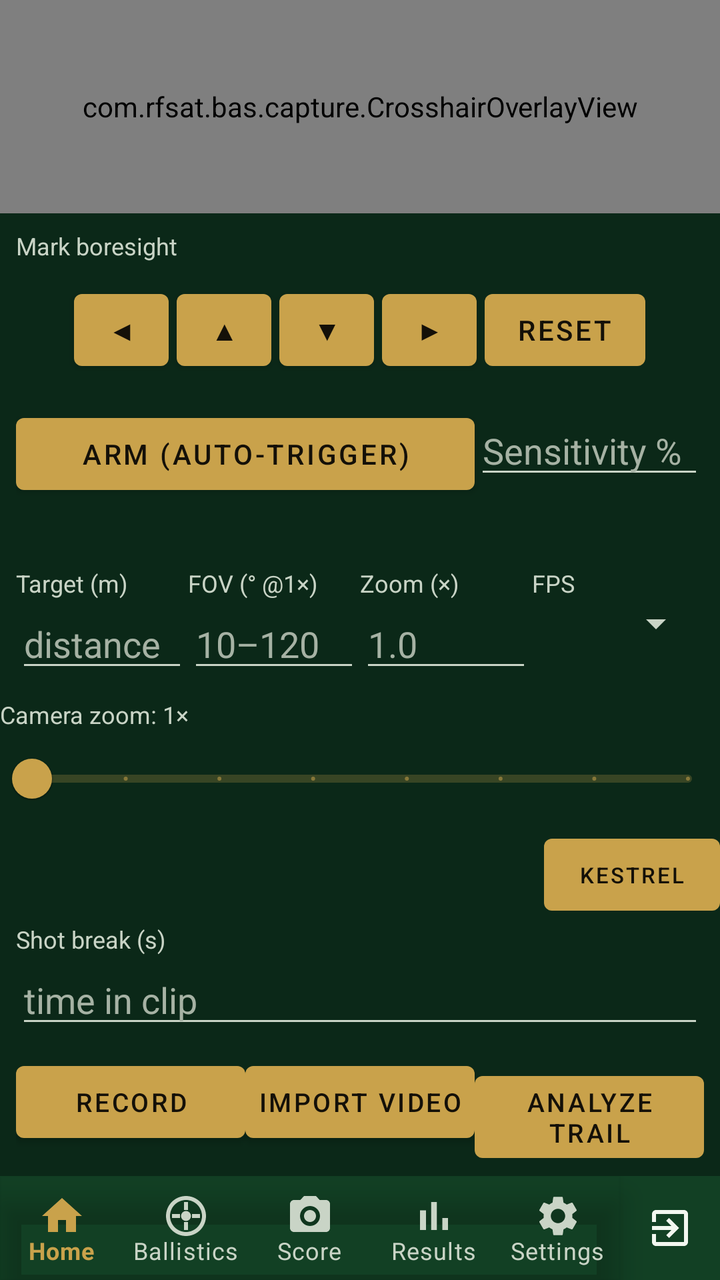
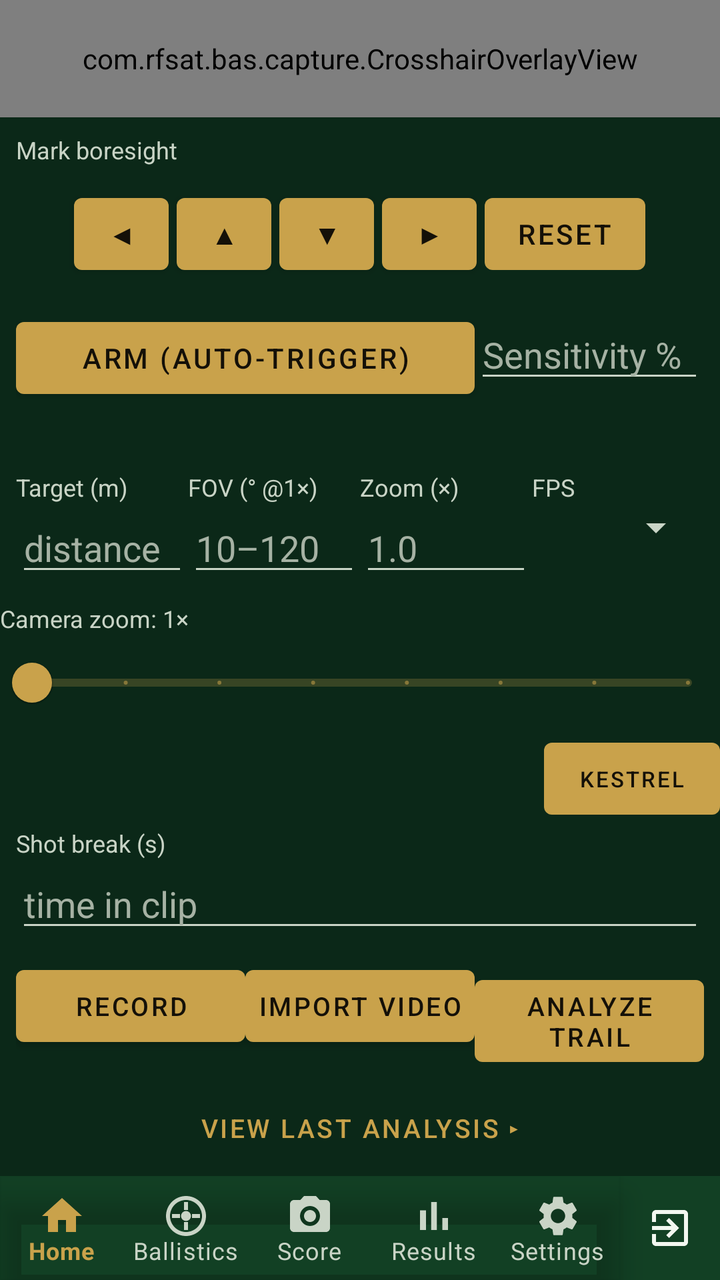

The first picture is an Android layout as it rendered before a commit; the second is the same layout after the commit. The layout source and the unified diff follow.
<!-- AndroidManifest.xml: application theme Theme.BAS -->
<!-- res/layout/activity_capture.xml -->
<?xml version="1.0" encoding="utf-8"?>
<LinearLayout xmlns:android="http://schemas.android.com/apk/res/android"
    android:layout_width="match_parent"
    android:layout_height="match_parent"
    android:orientation="vertical">

    <FrameLayout
        android:layout_width="match_parent"
        android:layout_height="0dp"
        android:layout_weight="1">

        <androidx.camera.view.PreviewView
            android:id="@+id/previewView"
            android:layout_width="match_parent"
            android:layout_height="match_parent" />

        <SurfaceView
            android:id="@+id/streamPreview"
            android:layout_width="match_parent"
            android:layout_height="match_parent"
            android:visibility="gone" />

        <com.rfsat.bas.capture.CrosshairOverlayView
            android:id="@+id/crosshair"
            android:layout_width="match_parent"
            android:layout_height="match_parent" />

        <ProgressBar
            android:id="@+id/progressAnalyzing"
            android:layout_width="wrap_content"
            android:layout_height="wrap_content"
            android:layout_gravity="center"
            android:visibility="gone" />

    </FrameLayout>

    <TextView
        android:layout_width="match_parent"
        android:layout_height="wrap_content"
        android:padding="8dp"
        android:textSize="12sp"
        android:text="@string/mark_boresight" />

    <LinearLayout
        android:layout_width="match_parent"
        android:layout_height="wrap_content"
        android:orientation="horizontal"
        android:gravity="center"
        android:paddingBottom="4dp">

        <Button android:id="@+id/btnNudgeLeft" android:text="◀" android:minWidth="0dp"
            android:layout_width="wrap_content" android:layout_height="wrap_content" android:layout_margin="2dp"/>
        <Button android:id="@+id/btnNudgeUp" android:text="▲" android:minWidth="0dp"
            android:layout_width="wrap_content" android:layout_height="wrap_content" android:layout_margin="2dp"/>
        <Button android:id="@+id/btnNudgeDown" android:text="▼" android:minWidth="0dp"
            android:layout_width="wrap_content" android:layout_height="wrap_content" android:layout_margin="2dp"/>
        <Button android:id="@+id/btnNudgeRight" android:text="▶" android:minWidth="0dp"
            android:layout_width="wrap_content" android:layout_height="wrap_content" android:layout_margin="2dp"/>
        <Button android:id="@+id/btnNudgeReset" android:text="Reset" android:minWidth="0dp"
            android:layout_width="wrap_content" android:layout_height="wrap_content" android:layout_margin="2dp"/>
    </LinearLayout>

    <LinearLayout
        android:layout_width="match_parent"
        android:layout_height="wrap_content"
        android:orientation="horizontal"
        android:padding="8dp">

        <Button android:id="@+id/btnArm" android:text="Arm (Auto-Trigger)"
            android:layout_width="0dp" android:layout_weight="2" android:layout_height="wrap_content"/>
        <EditText android:id="@+id/etSensitivity" android:hint="Sensitivity %"
            android:inputType="number" android:layout_width="0dp" android:layout_weight="1" android:layout_height="wrap_content"/>
    </LinearLayout>

    <TextView android:id="@+id/tvArmStatus"
        android:layout_width="match_parent" android:layout_height="wrap_content"
        android:paddingHorizontal="8dp" android:textSize="12sp" android:textStyle="italic"/>

    <LinearLayout
        android:layout_width="match_parent"
        android:layout_height="wrap_content"
        android:orientation="horizontal"
        android:padding="8dp">

        
        <LinearLayout android:layout_width="0dp" android:layout_weight="1" android:layout_height="wrap_content" android:orientation="vertical">
            <TextView android:id="@+id/tvTargetLabel" android:text="Target (m)" android:textSize="12sp"
                android:layout_width="wrap_content" android:layout_height="wrap_content"/>
            <EditText android:id="@+id/etTargetDistance" android:hint="distance"
                android:inputType="numberDecimal" android:layout_width="match_parent" android:layout_height="wrap_content"/>
        </LinearLayout>
        <LinearLayout android:layout_width="0dp" android:layout_weight="1" android:layout_height="wrap_content" android:orientation="vertical">
            <TextView android:text="FOV (° @1×)" android:textSize="12sp"
                android:layout_width="wrap_content" android:layout_height="wrap_content"/>
            <EditText android:id="@+id/etHorizontalFov" android:hint="10–120"
                android:inputType="numberDecimal" android:layout_width="match_parent" android:layout_height="wrap_content"/>
        </LinearLayout>
        
        <LinearLayout android:layout_width="0dp" android:layout_weight="1" android:layout_height="wrap_content" android:orientation="vertical">
            <TextView android:text="Zoom (×)" android:textSize="12sp"
                android:layout_width="wrap_content" android:layout_height="wrap_content"/>
            <EditText android:id="@+id/etZoom" android:hint="1.0"
                android:inputType="numberDecimal" android:layout_width="match_parent" android:layout_height="wrap_content"/>
        </LinearLayout>
        
        <LinearLayout android:layout_width="0dp" android:layout_weight="1" android:layout_height="wrap_content" android:orientation="vertical">
            <TextView android:text="FPS" android:textSize="12sp"
                android:layout_width="wrap_content" android:layout_height="wrap_content"/>
            <Spinner android:id="@+id/spFrameRate"
                android:layout_width="match_parent" android:layout_height="wrap_content"/>
        </LinearLayout>
    </LinearLayout>

    
    <TextView android:id="@+id/tvZoomLabel" android:text="Camera zoom: 1×"
        android:textSize="12sp"
        android:layout_width="wrap_content" android:layout_height="wrap_content"/>
    <com.google.android.material.slider.Slider android:id="@+id/slZoom"
        android:valueFrom="1.0" android:valueTo="8.0" android:stepSize="1.0"
        android:value="1.0"
        android:layout_width="match_parent" android:layout_height="wrap_content"/>

    
    <LinearLayout android:layout_width="match_parent" android:layout_height="wrap_content"
        android:orientation="horizontal" android:gravity="center_vertical">
        <TextView android:id="@+id/tvEnvStatus"
            android:layout_width="0dp" android:layout_weight="1" android:layout_height="wrap_content"
            android:textSize="11sp"/>
        <Button android:id="@+id/btnKestrel" android:text="Kestrel"
            android:textSize="11sp"
            android:layout_width="wrap_content" android:layout_height="wrap_content"/>
    </LinearLayout>

    <LinearLayout android:layout_width="match_parent" android:layout_height="wrap_content"
        android:orientation="vertical" android:layout_marginHorizontal="8dp">
        <TextView android:text="Shot break (s)" android:textSize="12sp"
            android:layout_width="wrap_content" android:layout_height="wrap_content"/>
        <EditText android:id="@+id/etShotBreakSeconds" android:hint="time in clip"
            android:inputType="numberDecimal" android:layout_width="match_parent" android:layout_height="wrap_content"/>
    </LinearLayout>

    
    <LinearLayout android:id="@+id/rowCaptureSource" android:visibility="gone"
        android:layout_width="match_parent" android:layout_height="wrap_content"
        android:orientation="horizontal" android:gravity="center_vertical"
        android:paddingLeft="8dp" android:paddingRight="8dp">
        <TextView android:text="Source" android:textSize="12sp"
            android:layout_width="wrap_content" android:layout_height="wrap_content"
            android:paddingRight="8dp"/>
        <Spinner android:id="@+id/spCaptureSource"
            android:layout_width="0dp" android:layout_weight="1" android:layout_height="wrap_content"/>
    </LinearLayout>
    <TextView android:id="@+id/tvStreamStatus" android:visibility="gone"
        android:textSize="11sp" android:paddingLeft="8dp" android:paddingRight="8dp"
        android:layout_width="match_parent" android:layout_height="wrap_content"/>

    <LinearLayout
        android:layout_width="match_parent"
        android:layout_height="wrap_content"
        android:orientation="horizontal"
        android:padding="8dp">

        <Button android:id="@+id/btnRecord" android:text="@string/record"
            android:textSize="13sp" android:minWidth="0dp"
            android:paddingLeft="4dp" android:paddingRight="4dp" android:insetLeft="0dp" android:insetRight="0dp"
            android:layout_width="0dp" android:layout_weight="1" android:layout_height="wrap_content"/>
        <Button android:id="@+id/btnSaveStream" android:text="Save"
            android:textSize="13sp" android:minWidth="0dp" android:visibility="gone"
            android:paddingLeft="4dp" android:paddingRight="4dp" android:insetLeft="0dp" android:insetRight="0dp"
            android:layout_width="0dp" android:layout_weight="1" android:layout_height="wrap_content"/>
        <Button android:id="@+id/btnImportVideo" android:text="@string/import_video"
            android:textSize="13sp" android:minWidth="0dp"
            android:paddingLeft="4dp" android:paddingRight="4dp" android:insetLeft="0dp" android:insetRight="0dp"
            android:layout_width="0dp" android:layout_weight="1" android:layout_height="wrap_content"/>
        <Button android:id="@+id/btnAnalyze" android:text="@string/analyze_trail"
            android:textSize="13sp" android:minWidth="0dp"
            android:paddingLeft="4dp" android:paddingRight="4dp" android:insetLeft="0dp" android:insetRight="0dp"
            android:layout_width="0dp" android:layout_weight="1" android:layout_height="wrap_content"/>
    </LinearLayout>

    <include layout="@layout/include_bottom_nav" />
</LinearLayout>
<!-- res/layout/include_bottom_nav.xml (included above) -->
<?xml version="1.0" encoding="utf-8"?>
<LinearLayout xmlns:android="http://schemas.android.com/apk/res/android"
    xmlns:app="http://schemas.android.com/apk/res-auto"
    android:layout_width="match_parent"
    android:layout_height="52dp"
    android:orientation="horizontal"
    android:background="?attr/colorSurface">

    <com.google.android.material.bottomnavigation.BottomNavigationView
        android:id="@+id/bottomNav"
        android:layout_width="0dp"
        android:layout_weight="1"
        android:layout_height="match_parent"
        android:background="@android:color/transparent"
        app:itemIconTint="@color/bottom_nav_item"
        app:itemTextColor="@color/bottom_nav_item"
        app:labelVisibilityMode="labeled"
        app:menu="@menu/bottom_nav_menu" />

    <LinearLayout
        android:id="@+id/btnExit"
        android:layout_width="50dp"
        android:layout_height="match_parent"
        android:orientation="vertical"
        android:gravity="center"
        android:background="?attr/selectableItemBackgroundBorderless"
        android:contentDescription="@string/nav_exit">

        
        <ImageView
            android:layout_width="24dp"
            android:layout_height="24dp"
            android:src="@drawable/ic_nav_exit"
            app:tint="?android:attr/textColorPrimary"
            android:importantForAccessibility="no" />
    </LinearLayout>
</LinearLayout>
<!-- resources referenced by this layout -->
<resources>
  <!-- drawable ic_nav_exit (drawable) -->
  <vector xmlns:android="http://schemas.android.com/apk/res/android"
      android:width="24dp" android:height="24dp"
      android:viewportWidth="24" android:viewportHeight="24">
      <path android:fillColor="@android:color/white" android:pathData="M10.09,15.59L11.5,17l5,-5 -5,-5 -1.41,1.41L12.67,11H3v2h9.67l-2.58,2.59zM19,3H5c-1.11,0 -2,0.9 -2,2v4h2V5h14v14H5v-4H3v4c0,1.1 0.89,2 2,2h14c1.1,0 2,-0.9 2,-2V5c0,-1.1 -0.9,-2 -2,-2z" />
  </vector>
  <string name="analyze_trail">Analyze trail</string>
  <string name="import_video">Import video</string>
  <string name="mark_boresight">Mark boresight</string>
  <string name="nav_exit">Exit</string>
  <string name="record">Record</string>
  <style name="Theme.BAS" parent="Theme.BAS.Dark" />
  <style name="Theme.BAS.Dark" parent="Theme.BAS.Base">
          <item name="android:windowBackground">@color/dark_bg</item>
          <item name="colorSurface">@color/dark_surface</item>
          <item name="colorPrimary">@color/dark_accent</item>
          <item name="colorSecondary">@color/dark_accent</item>
          <item name="colorAccent">@color/dark_accent</item>
          <item name="colorOnPrimary">@color/dark_on_accent</item>
          <item name="colorOnSecondary">@color/dark_on_accent</item>
          <item name="android:colorBackground">@color/dark_surface</item>
          <item name="android:textColorPrimary">@color/dark_text</item>
          <item name="android:textColorSecondary">@color/dark_text_dim</item>
          <item name="android:textColorTertiary">#C9D4C6</item>
          <item name="android:textColorHint">#A6B2A4</item>
          <item name="colorOnSurface">@color/dark_text</item>
          <item name="colorOnBackground">@color/dark_text</item>
      </style>
  <style name="Theme.BAS.Base" parent="Theme.MaterialComponents.NoActionBar">
          <item name="android:statusBarColor">@color/dark_bg</item>
      </style>
  <color name="dark_bg">#0B2818</color>
  <color name="dark_surface">#124024</color>
  <color name="dark_accent">#C9A24B</color>
  <color name="dark_on_accent">#141008</color>
  <color name="dark_text">#F2F7F0</color>
  <color name="dark_text_dim">#C9D4C6</color>
</resources>

<!-- the commit's change to res/layout/activity_capture.xml (unified diff, before → after) -->
@@ -177,6 +177,12 @@
             android:paddingLeft="4dp" android:paddingRight="4dp" android:insetLeft="0dp" android:insetRight="0dp"
             android:layout_width="0dp" android:layout_weight="1" android:layout_height="wrap_content"/>
     </LinearLayout>
+
+    <Button android:id="@+id/btnLastAnalysis"
+        android:text="View last analysis ▸"
+        android:layout_width="match_parent" android:layout_height="wrap_content"
+        android:textSize="13sp"
+        style="?attr/borderlessButtonStyle" />
 
     <include layout="@layout/include_bottom_nav" />
 </LinearLayout>
